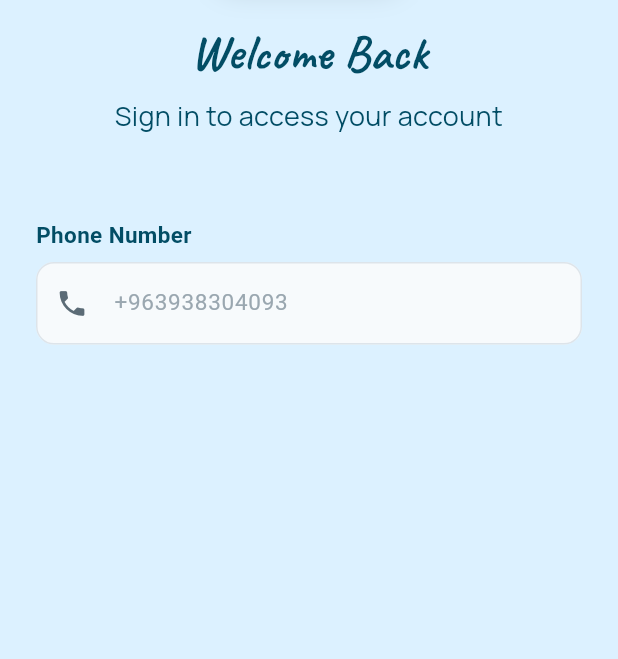
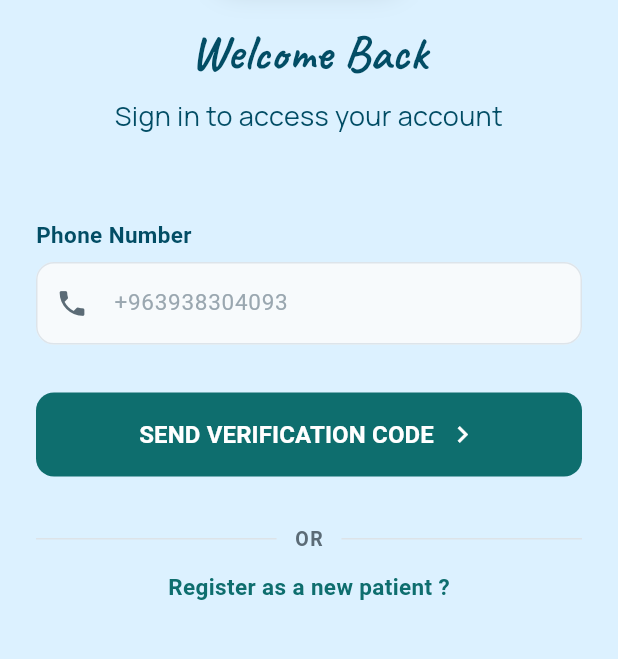
Before and after one commit to BaraaEzzedin/academic_dental_clinic, a Flutter app: the screen it shows after launch, after a tap on "Patient", on a phone screen of 412 x 824 dp, the part 281-940 px from its top. Run offline on Flutter 3.47's test engine with Material 3 defaults, Android fonts, the phone set to English and light mode, and no system bars; our stand-ins replace equatable, flutter_bloc, google_fonts, material_symbols_icons.

Commit message:
patient login ui

```diff
--- a/lib/core/theme/app_text_style.dart
+++ b/lib/core/theme/app_text_style.dart
@@ -30,8 +30,8 @@ class AppTextStyles {
 
 
   static const TextStyle topBarTitle = TextStyle(
-    fontSize: 20,
-    fontWeight: FontWeight.w700,
+    fontSize: 18,
+    fontWeight: FontWeight.w600,
     color: AppColors.primary,
   );
 
@@ -42,7 +42,7 @@ class AppTextStyles {
   );
 
   static const TextStyle subtitle = TextStyle(
-    fontSize: 16,
+    fontSize: 15,
     fontWeight: FontWeight.w400,
     color: AppColors.textSecondary,
     height: 1.4,
--- a/lib/features/presentation/screens/Patient_login.dart
+++ b/lib/features/presentation/screens/Patient_login.dart
@@ -1,10 +1,15 @@
 import 'package:academic_dental_clinic/core/utils/app_validator.dart';
+import 'package:academic_dental_clinic/core/widgets/app_primary_button.dart';
+import 'package:academic_dental_clinic/features/presentation/screens/otp_verification.dart';
+import 'package:academic_dental_clinic/features/presentation/screens/patient_register.dart';
+import 'package:academic_dental_clinic/features/presentation/widgets/or_divider.dart';
 import 'package:academic_dental_clinic/features/presentation/widgets/phone_number_field.dart';
 import 'package:flutter/material.dart';
 
 import '../../../core/constants/app_colors.dart';
 import '../../../core/constants/app_dimensions.dart';
 import '../../../core/theme/app_text_style.dart';
+import '../../../core/widgets/app_text_button.dart';
 import '../widgets/logo_section.dart';
 
 class PatientLogin extends StatefulWidget {
@@ -27,10 +32,16 @@ class _PatientLoginState extends State<PatientLogin> {
   }
 
 
-  void _onSignIn() {
+  void _onSendVerificationCode() {
     if (!_formKey.currentState!.validate()) {
       return;
     }
+  }
+
+  void _onRegister() {
+    Navigator.of(context).push(
+      MaterialPageRoute(builder: (context) => PatientRegister()),
+    );
   }
 
   @override
@@ -60,7 +71,22 @@ class _PatientLoginState extends State<PatientLogin> {
                     ),
                     const SizedBox(height: AppDimensions.xxl),
                     const SizedBox(height: AppDimensions.xl),
-                    PhoneNumberField(controller: _phoneNumberController , validator: AppValidator.validatePatientNumber,)
+                    PhoneNumberField(controller: _phoneNumberController , validator: AppValidator.validatePatientNumber,),
+                    SizedBox(height: AppDimensions.xxl,),
+                    AppPrimaryButton(label: "SEND VERIFICATION CODE", trailingIcon:  Icons.chevron_right ,onPressed: (){
+                      Navigator.of(context).push(
+                        MaterialPageRoute(builder: (context) => OtpVerification()),
+                      );
+                    }),
+                    SizedBox(height: AppDimensions.xxl,),
+                    OrDivider(),
+                    SizedBox(height: AppDimensions.md,),
+                    Center(
+                      child: AppTextButton(
+                        label: 'Register as a new patient ?',
+                        onPressed: _onRegister,
+                  ),
+                    ),
                   ],
                 ),
               ),
```
Also changed, not shown: lib/features/presentation/screens/otp_verification.dart (added, +17 -0 lines), lib/features/presentation/screens/patient_register.dart (added, +16 -0 lines).
